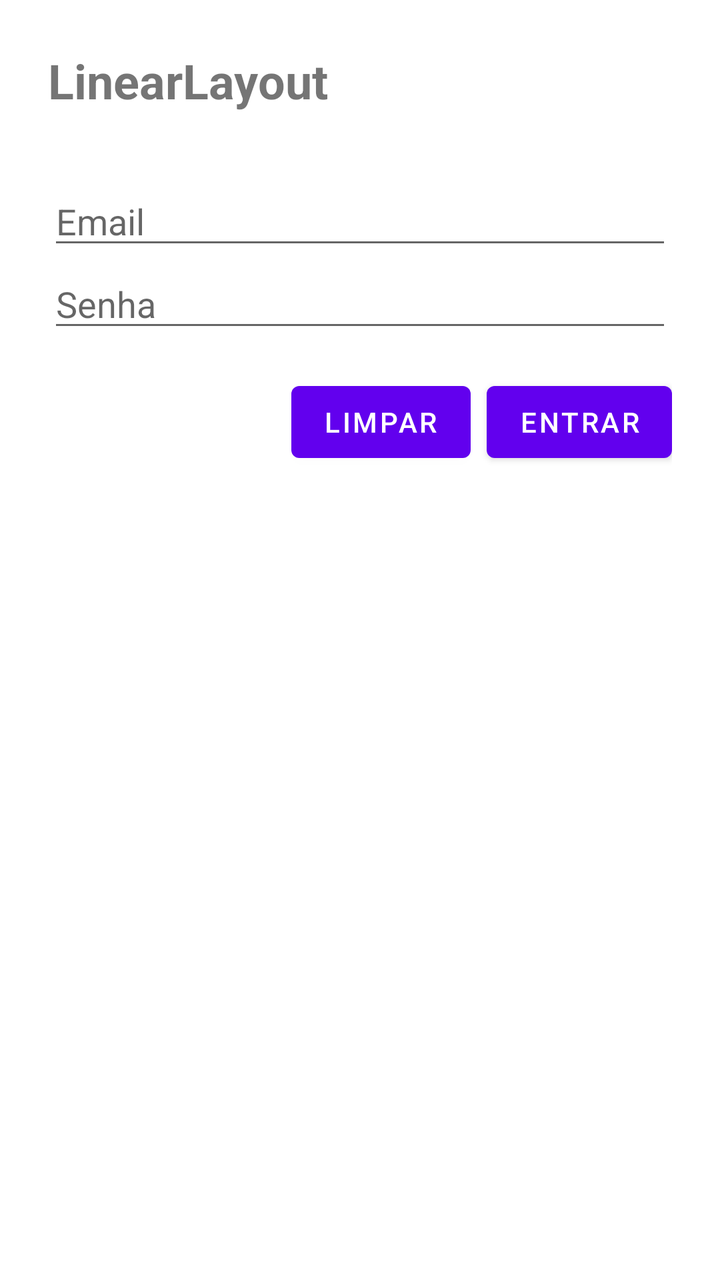
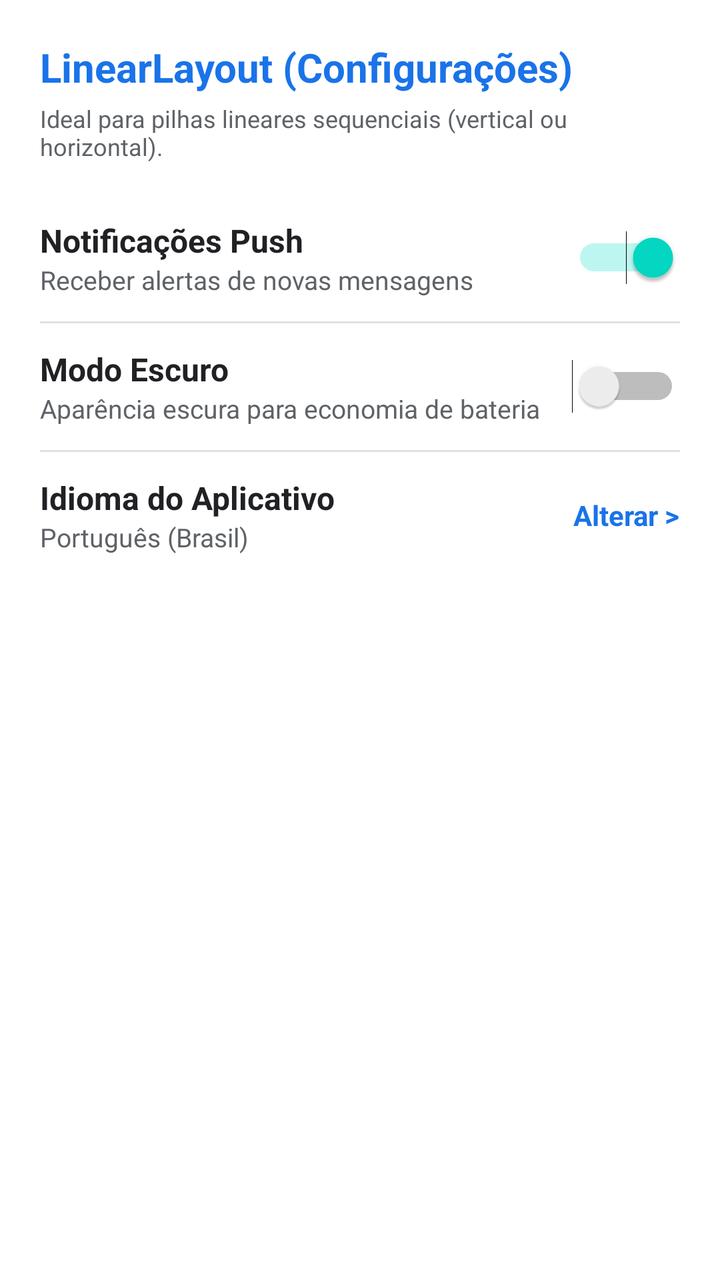

Compare the two renders of this Android layout. The source of the first and the diff that turns it into the second are given below.
<!-- AndroidManifest.xml: application theme Theme.Login -->
<!-- res/layout/activity_linear_demo.xml -->
<?xml version="1.0" encoding="utf-8"?>
<LinearLayout xmlns:android="http://schemas.android.com/apk/res/android"
    android:layout_width="match_parent"
    android:layout_height="wrap_content"
    android:orientation="vertical"
    android:padding="24dp"
    android:background="#FFFFFF"
    android:layout_marginBottom="16dp">

    <TextView
        android:layout_width="wrap_content"
        android:layout_height="wrap_content"
        android:text="LinearLayout"
        android:textSize="24sp"
        android:textStyle="bold"
        android:layout_marginBottom="32dp" />

    <EditText
        android:layout_width="match_parent"
        android:layout_height="wrap_content"
        android:hint="Email" />

    <EditText
        android:layout_width="match_parent"
        android:layout_height="wrap_content"
        android:hint="Senha"
        android:inputType="textPassword" />

    <LinearLayout
        android:layout_width="match_parent"
        android:layout_height="wrap_content"
        android:orientation="horizontal"
        android:gravity="end"
        android:layout_marginTop="16dp">

        <Button
            android:layout_width="wrap_content"
            android:layout_height="wrap_content"
            android:text="Limpar"
            android:layout_marginEnd="8dp" />

        <Button
            android:layout_width="wrap_content"
            android:layout_height="wrap_content"
            android:text="Entrar" />

    </LinearLayout>

</LinearLayout>
<!-- resources referenced by this layout -->
<resources>
  <style name="Theme.Login" parent="Theme.MaterialComponents.DayNight.DarkActionBar">
          
          <item name="colorPrimary">@color/purple_500</item>
          <item name="colorPrimaryVariant">@color/purple_700</item>
          <item name="colorOnPrimary">@color/white</item>
          
          <item name="colorSecondary">@color/teal_200</item>
          <item name="colorSecondaryVariant">@color/teal_700</item>
          <item name="colorOnSecondary">@color/black</item>
          
          <item name="android:statusBarColor">?attr/colorPrimaryVariant</item>
          
      </style>
  <color name="purple_500">#FF6200EE</color>
  <color name="purple_700">#FF3700B3</color>
  <color name="white">#FFFFFFFF</color>
  <color name="teal_200">#FF03DAC5</color>
  <color name="teal_700">#FF018786</color>
  <color name="black">#FF000000</color>
</resources>

<!-- the commit's change to res/layout/activity_linear_demo.xml (unified diff, before → after) -->
@@ -3,47 +3,141 @@
     android:layout_width="match_parent"
     android:layout_height="wrap_content"
     android:orientation="vertical"
-    android:padding="24dp"
+    android:padding="20dp"
     android:background="#FFFFFF"
-    android:layout_marginBottom="16dp">
+    android:layout_marginBottom="16dp"
+    android:elevation="2dp">
+
+    
+    <TextView
+        android:layout_width="match_parent"
+        android:layout_height="wrap_content"
+        android:text="LinearLayout (Configurações)"
+        android:textSize="20sp"
+        android:textStyle="bold"
+        android:textColor="#1A73E8"
+        android:layout_marginBottom="4dp" />
 
     <TextView
-        android:layout_width="wrap_content"
-        android:layout_height="wrap_content"
-        android:text="LinearLayout"
-        android:textSize="24sp"
-        android:textStyle="bold"
-        android:layout_marginBottom="32dp" />
-
-    <EditText
         android:layout_width="match_parent"
         android:layout_height="wrap_content"
-        android:hint="Email" />
+        android:text="Ideal para pilhas lineares sequenciais (vertical ou horizontal)."
+        android:textSize="12sp"
+        android:textColor="#5F6368"
+        android:layout_marginBottom="16dp" />
 
-    <EditText
-        android:layout_width="match_parent"
-        android:layout_height="wrap_content"
-        android:hint="Senha"
-        android:inputType="textPassword" />
-
+    
     <LinearLayout
         android:layout_width="match_parent"
         android:layout_height="wrap_content"
         android:orientation="horizontal"
-        android:gravity="end"
-        android:layout_marginTop="16dp">
+        android:gravity="center_vertical"
+        android:paddingVertical="12dp">
 
-        <Button
+        <LinearLayout
+            android:layout_width="0dp"
+            android:layout_height="wrap_content"
+            android:layout_weight="1"
+            android:orientation="vertical">
+            <TextView
+                android:layout_width="match_parent"
+                android:layout_height="wrap_content"
+                android:text="Notificações Push"
+                android:textSize="16sp"
+                android:textColor="#202124"
+                android:textStyle="bold"/>
+            <TextView
+                android:layout_width="match_parent"
+                android:layout_height="wrap_content"
+                android:text="Receber alertas de novas mensagens"
+                android:textSize="13sp"
+                android:textColor="#5F6368"/>
+        </LinearLayout>
+
+        <Switch
             android:layout_width="wrap_content"
             android:layout_height="wrap_content"
-            android:text="Limpar"
-            android:layout_marginEnd="8dp" />
+            android:checked="true" />
+    </LinearLayout>
 
-        <Button
+    <View
+        android:layout_width="match_parent"
+        android:layout_height="1dp"
+        android:background="#E0E0E0" />
+
+    
+    <LinearLayout
+        android:layout_width="match_parent"
+        android:layout_height="wrap_content"
+        android:orientation="horizontal"
+        android:gravity="center_vertical"
+        android:paddingVertical="12dp">
+
+        <LinearLayout
+            android:layout_width="0dp"
+            android:layout_height="wrap_content"
+            android:layout_weight="1"
+            android:orientation="vertical">
+            <TextView
+                android:layout_width="match_parent"
+                android:layout_height="wrap_content"
+                android:text="Modo Escuro"
+                android:textSize="16sp"
+                android:textColor="#202124"
+                android:textStyle="bold"/>
+            <TextView
+                android:layout_width="match_parent"
+                android:layout_height="wrap_content"
+                android:text="Aparência escura para economia de bateria"
+                android:textSize="13sp"
+                android:textColor="#5F6368"/>
+        </LinearLayout>
+
+        <Switch
             android:layout_width="wrap_content"
             android:layout_height="wrap_content"
-            android:text="Entrar" />
+            android:checked="false" />
+    </LinearLayout>
 
+    <View
+        android:layout_width="match_parent"
+        android:layout_height="1dp"
+        android:background="#E0E0E0" />
+
+    
+    <LinearLayout
+        android:layout_width="match_parent"
+        android:layout_height="wrap_content"
+        android:orientation="horizontal"
+        android:gravity="center_vertical"
+        android:paddingVertical="12dp">
+
+        <LinearLayout
+            android:layout_width="0dp"
+            android:layout_height="wrap_content"
+            android:layout_weight="1"
+            android:orientation="vertical">
+            <TextView
+                android:layout_width="match_parent"
+                android:layout_height="wrap_content"
+                android:text="Idioma do Aplicativo"
+                android:textSize="16sp"
+                android:textColor="#202124"
+                android:textStyle="bold"/>
+            <TextView
+                android:layout_width="match_parent"
+                android:layout_height="wrap_content"
+                android:text="Português (Brasil)"
+                android:textSize="13sp"
+                android:textColor="#5F6368"/>
+        </LinearLayout>
+
+        <TextView
+            android:layout_width="wrap_content"
+            android:layout_height="wrap_content"
+            android:text="Alterar >"
+            android:textColor="#1A73E8"
+            android:textStyle="bold"/>
     </LinearLayout>
 
 </LinearLayout>
<!-- resource entries referenced after the edit -->
@@ -1,6 +1,6 @@
 <!-- resources referenced by this layout -->
 <resources>
-  <style name="Theme.Login" parent="Theme.MaterialComponents.DayNight.DarkActionBar">
+  <style name="Theme.Login" parent="Theme.MaterialComponents.DayNight.NoActionBar">
           
           <item name="colorPrimary">@color/purple_500</item>
           <item name="colorPrimaryVariant">@color/purple_700</item>
